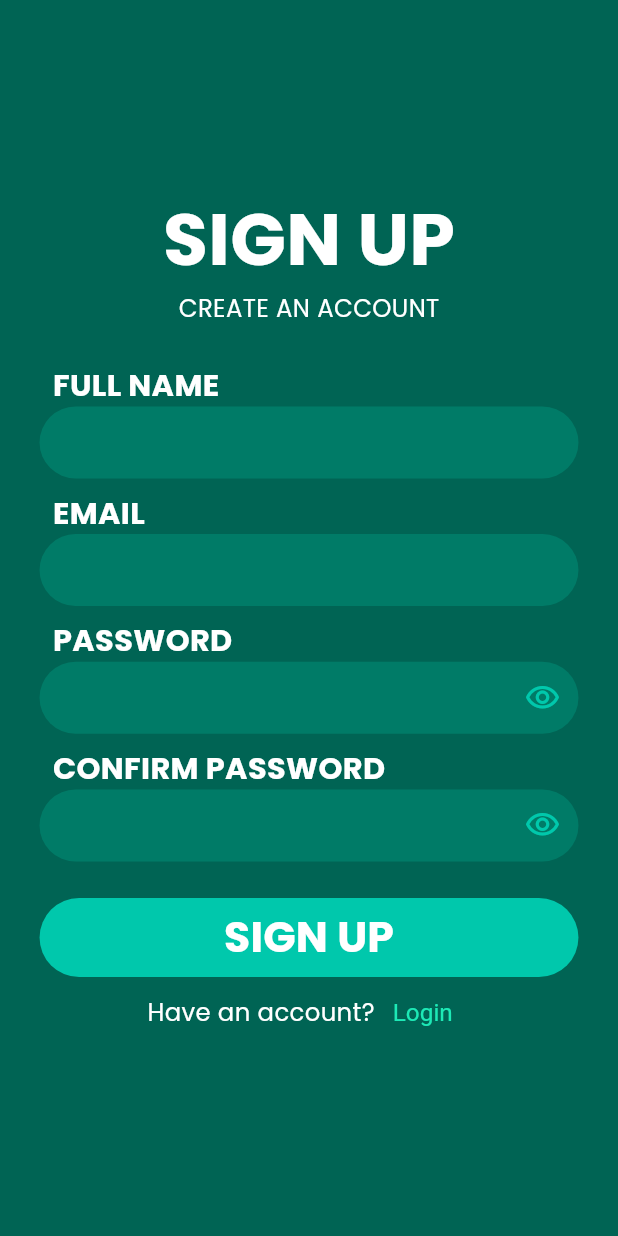
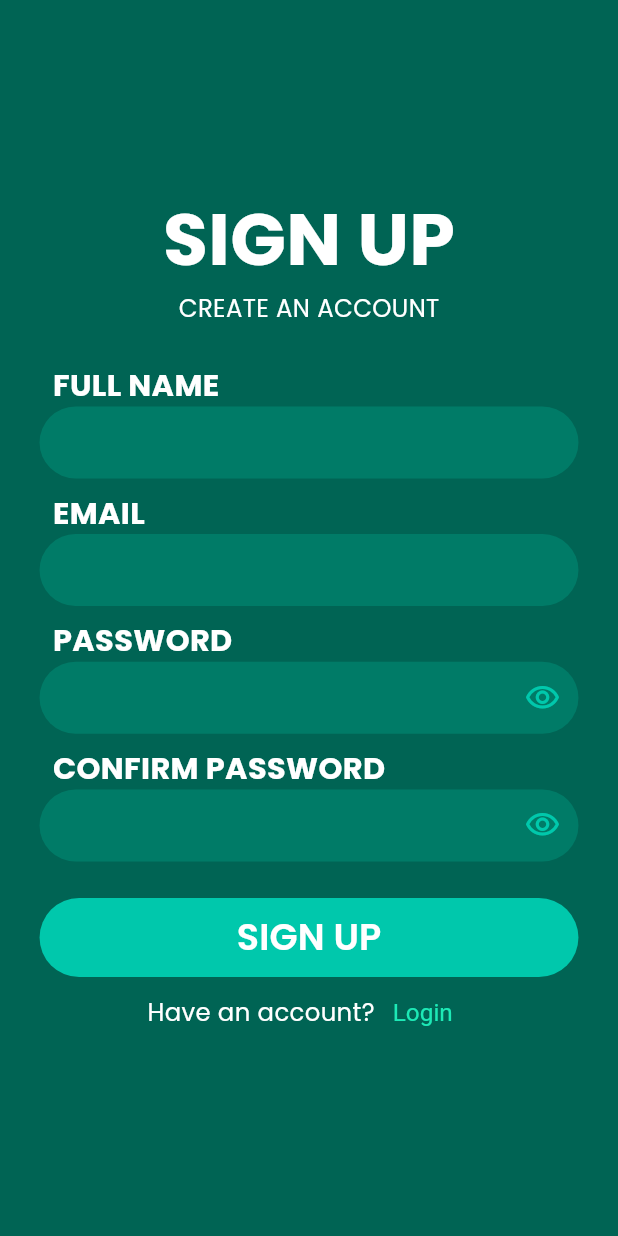
Before and after one commit to ahmedghaly15/Cellula-Internship-AI-Weather-App, a Flutter app: the RegisterView screen opened by its route, on a phone screen of 412 x 824 dp. Run offline on Flutter 3.47's test engine with Material 3 defaults, Android fonts, the phone set to English and light mode, and no system bars; our stand-ins replace animate_do, cached_network_image, cloud_firestore, dio, firebase_auth, firebase_core and 14 more; accounts and stored records are empty; generated files the repository leaves out were written again; network calls fail.

Commit message:
Updated circularIndicatorOrTextWidget() method

```diff
--- a/lib/src/core/themes/app_text_styles.dart
+++ b/lib/src/core/themes/app_text_styles.dart
@@ -36,4 +36,9 @@ class AppTextStyles {
         fontWeight: FontWeight.bold,
         color: Colors.white,
       );
+  static TextStyle get font24WhiteSemiBold => TextStyle(
+        fontSize: 24.sp,
+        fontWeight: FontWeight.w600,
+        color: Colors.white,
+      );
 }
--- a/lib/src/core/utils/functions/circular_indicator_or_text_widget.dart
+++ b/lib/src/core/utils/functions/circular_indicator_or_text_widget.dart
@@ -14,8 +14,10 @@ Widget circularIndicatorOrTextWidget({
             color: Colors.white,
           ),
         )
-      : Text(
-          text,
-          style: AppTextStyles.font28WhiteBold,
+      : FittedBox(
+          child: Text(
+            text,
+            style: AppTextStyles.font24WhiteSemiBold,
+          ),
         );
 }
```
